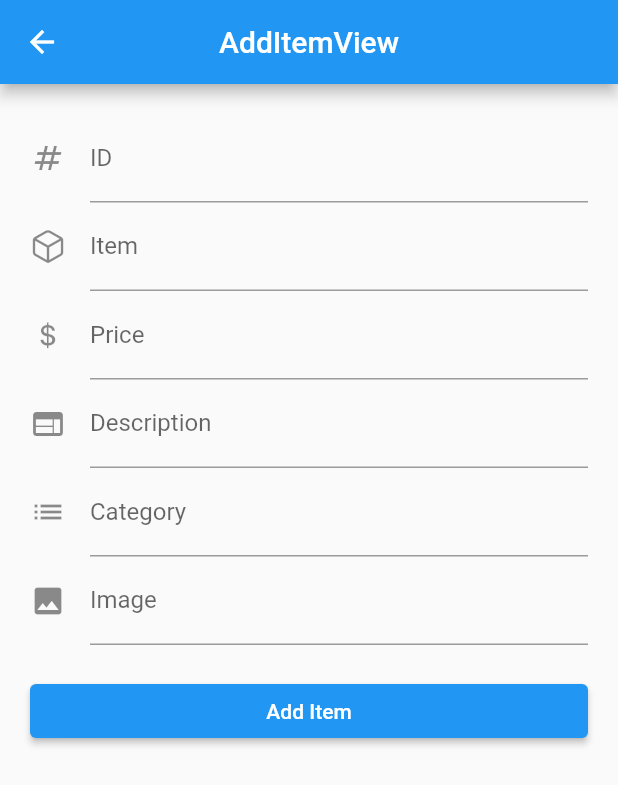
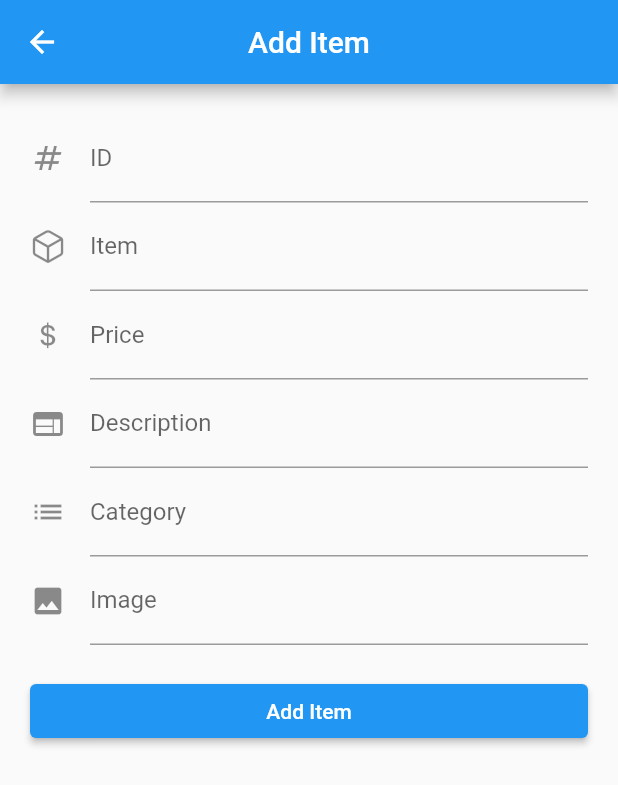
Before and after one commit to aristoreza13/GG_testapp, a Flutter app: the AddItemView screen opened by its route, on a phone screen of 412 x 824 dp. Shown: the top 785 px of the screen. Run offline on Flutter 3.47's test engine with Material 2 defaults, Android fonts, the phone set to English and light mode, and no system bars; our stand-ins replace get; network calls fail.

Commit message:
CRUD created

```diff
--- a/lib/app/modules/add_item/views/add_item_view.dart
+++ b/lib/app/modules/add_item/views/add_item_view.dart
@@ -16,7 +16,7 @@ class AddItemView extends GetView<AddItemController> {
   Widget build(BuildContext context) {
     return Scaffold(
       appBar: AppBar(
-        title: const Text('AddItemView'),
+        title: const Text('Add Item'),
         centerTitle: true,
       ),
       body: ListView(
```
